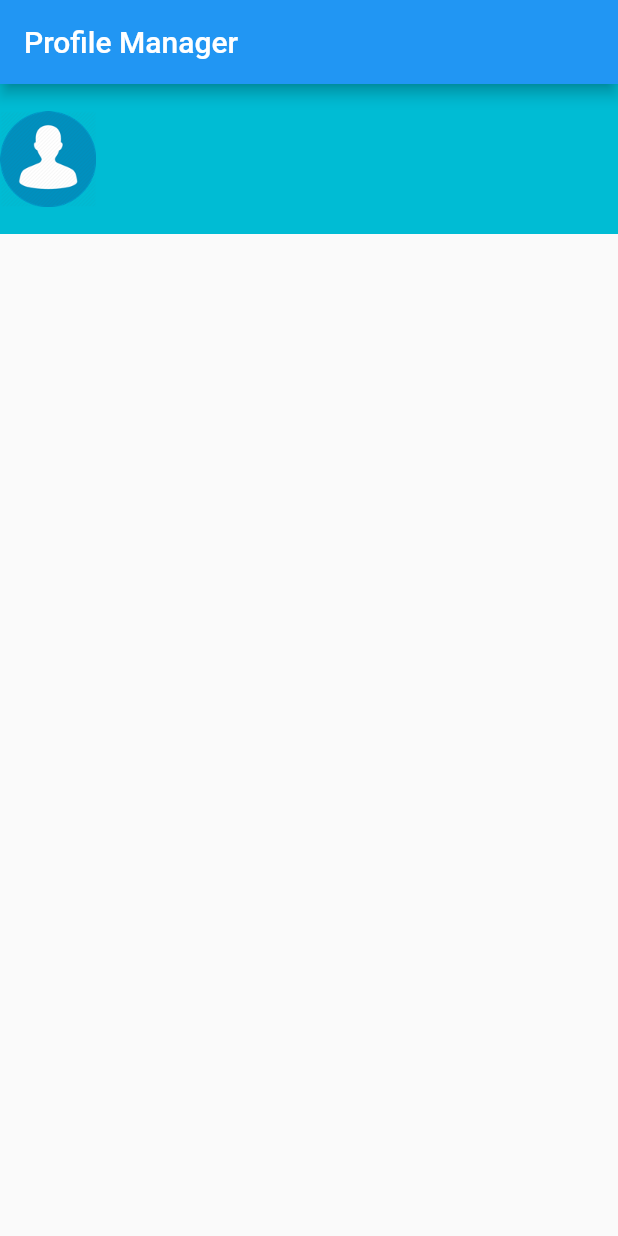
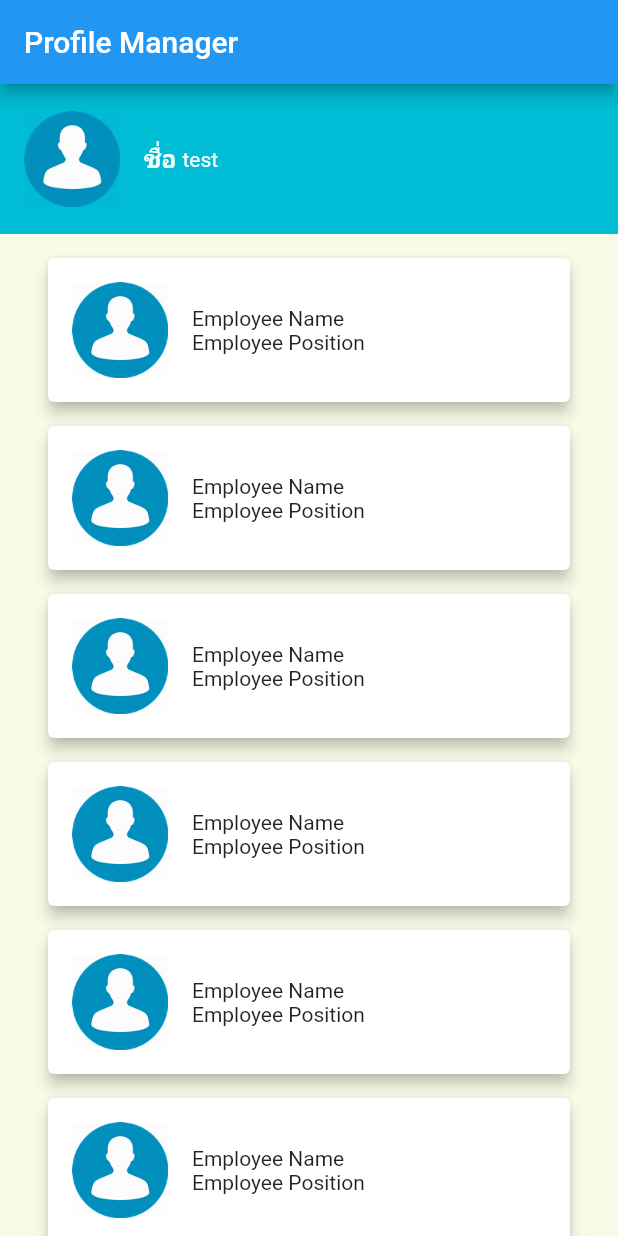
Before and after one commit to anythingth2/ProfileManager, a Flutter app: the screen it shows after launch, on a phone screen of 412 x 824 dp. Run offline on Flutter 3.47's test engine with Material 2 defaults, Android fonts, the phone set to English and light mode, and no system bars.

Commit message:
add profile list view

```diff
--- a/lib/Home/HomePage.dart
+++ b/lib/Home/HomePage.dart
@@ -26,7 +26,9 @@ class _HomePageState extends State<HomePage> {
           title: new Text(widget.title),
         ),
         body: Column(
-          children: <Widget>[ProfileBar()],
+          children: <Widget>[ProfileBar(),
+           ProfileList()
+           ],
         ));
   }
 }
@@ -40,21 +42,103 @@ class ProfileBar extends StatefulWidget {
 }
 
 class _ProfileBarState extends State<ProfileBar> {
+  String name = 'test';
+  static const TextStyle regular = TextStyle(
+    color: Colors.white,
+    fontSize: 14.0,
+  );
+  static const TextStyle bold = TextStyle(
+      color: Colors.white, fontSize: 16.0, fontWeight: FontWeight.bold);
   @override
   Widget build(BuildContext context) {
     // TODO: implement build
     return Container(
       constraints: BoxConstraints.expand(height: 100.0),
-      decoration: BoxDecoration(color: Colors.cyan),
+      decoration: BoxDecoration(
+          color: Colors.cyan, boxShadow: [BoxShadow(blurRadius: 4.0,)]),
       child: Row(
         children: <Widget>[
-          Image(
-            image: AssetImage('assets/user.png'),
-            width: 64.0,
-            height: 64.0,
+          Padding(
+            padding: EdgeInsets.all(16.0),
+            child: Image(
+              image: AssetImage('assets/user.png'),
+              width: 64.0,
+              height: 64.0,
+            ),
           ),
+          Row(
+            children: <Widget>[
+              Padding(
+                padding: const EdgeInsets.only(right: 4.0),
+                child: const Text(Strings.PROFILEBAR_NAME, style: bold),
+              ),
+              Text(
+                name,
+                style: regular,
+              )
+            ],
+          )
         ],
       ),
     );
   }
 }
+
+class ProfileList extends StatefulWidget {
+  @override
+  _ProfileListState createState() => _ProfileListState();
+}
+
+class _ProfileListState extends State<ProfileList> {
+  Widget _getItemUI(BuildContext context, int index) {
+    return GestureDetector(
+      onTap: () {
+        debugPrint('Hi');
+        Scaffold.of(context).showSnackBar(SnackBar(content: Text('Hi'),));
+      },
+      child: Card(
+
+        margin: EdgeInsets.only(bottom: 16.0),
+        elevation: 4.0,
+        child: Padding(
+            padding: EdgeInsets.all(16.0),
+            child: Container(
+              child: Row(children: <Widget>[
+                Image(
+                    image: AssetImage('assets/user.png'),
+                    width: 64.0,
+                    height: 64.0),
+                Padding(
+                  padding: EdgeInsets.all(16.0),
+                  child: Container(
+                    child: Column(
+                      crossAxisAlignment: CrossAxisAlignment.start,
+                      children: <Widget>[
+                        Text('Employee Name'),
+                        Text('Employee Position')
+                      ],
+                    ),
+                  ),
+                )
+              ]),
+            )),
+      ),
+    );
+  }
+
+  @override
+  Widget build(BuildContext context) {
+    return Expanded(
+      child: Container(
+        decoration: BoxDecoration(   color: Colors.lime[50],),
+        child: ListView.builder(
+
+          itemBuilder: _getItemUI,
+          itemCount: 10,
+          scrollDirection: Axis.vertical,
+          padding: EdgeInsets.only(left: 32.0, right: 32.0, top: 16.0),
+        ),
+      ),
+    );
+  }
+}
--- a/lib/main.dart
+++ b/lib/main.dart
@@ -11,6 +11,7 @@ class MyApp extends StatelessWidget {
       title: Strings.APP_NAME,
       theme: new ThemeData(
         primarySwatch: Colors.blue,
+        backgroundColor: Colors.lightBlue
       ),
       home: new HomePage(title: Strings.APP_NAME),
     );
```
